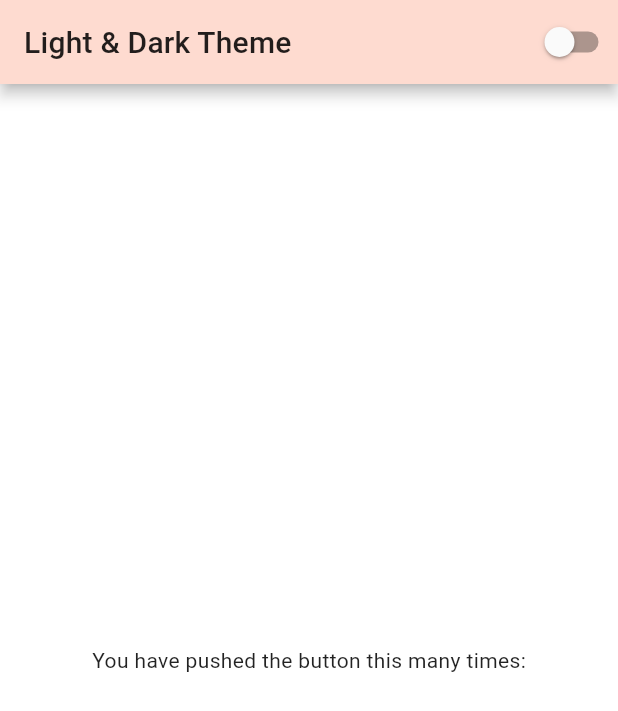
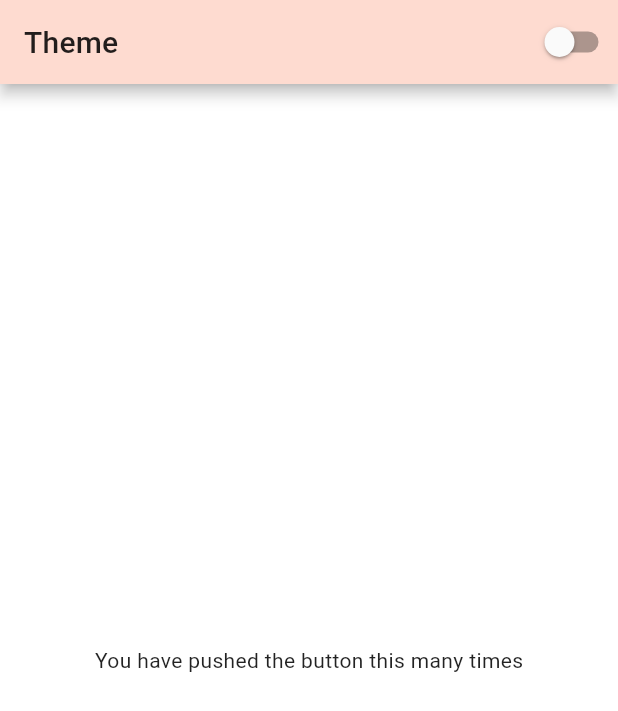
Before and after one commit to abhihasabe/Light-Dark-Theme, a Flutter app: the screen it shows after launch, on a phone screen of 412 x 824 dp. Shown: the top 711 px of the screen. Run offline on Flutter 3.47's test engine with Material 2 defaults, Android fonts, the phone set to English and light mode, and no system bars.

Commit message:
inital Comment

```diff
--- a/lib/main.dart
+++ b/lib/main.dart
@@ -8,7 +8,7 @@ void main() {
 }
 
 class MyApp extends StatelessWidget {
-  static const String title = 'Light & Dark Theme';
+  static const String title = 'Theme';
 
   @override
   Widget build(BuildContext context) => ChangeNotifierProvider(
@@ -49,7 +49,7 @@ class _MyHomePageState extends State<MyHomePage> {
       ),
       body: Center(
         child: Text(
-          'You have pushed the button this many times:',
+          'You have pushed the button this many times',
         ),
       ),
     );
--- a/pubspec.yaml
+++ b/pubspec.yaml
@@ -65,11 +65,10 @@ flutter:
     - family: Roboto
       fonts:
         - asset: assets/fonts/Roboto-Regular.ttf
+          weight: 400
         - asset: assets/fonts/Roboto-Medium.ttf
-        - asset: assets/fonts/Roboto-Light.ttf
         - asset: assets/fonts/Roboto-Bold.ttf
-          weight: 700
-  #       - asset: fonts/Schyler-Italic.ttf
+          weight: 400
   #         style: italic
   #   - family: Trajan Pro
   #     fonts:
```
Also changed, not shown: assets/fonts/Roboto-Black.ttf (deleted), assets/fonts/Roboto-Italic.ttf (deleted), assets/fonts/Roboto-Light.ttf (deleted), assets/fonts/Roboto-Thin.ttf (deleted).
